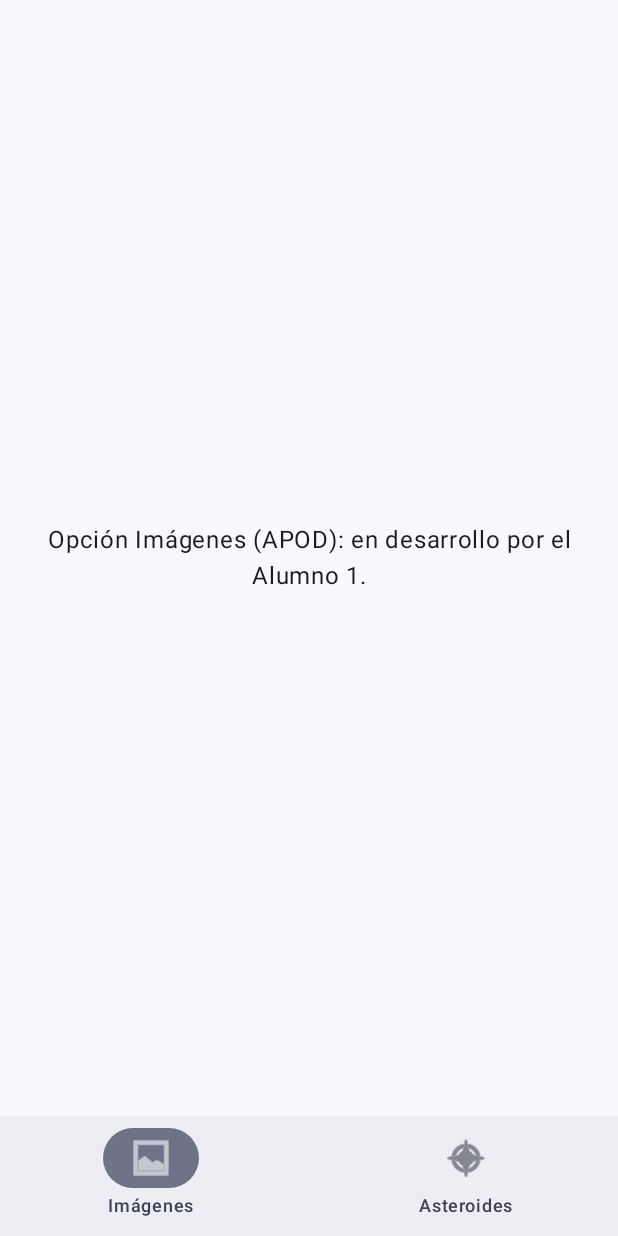
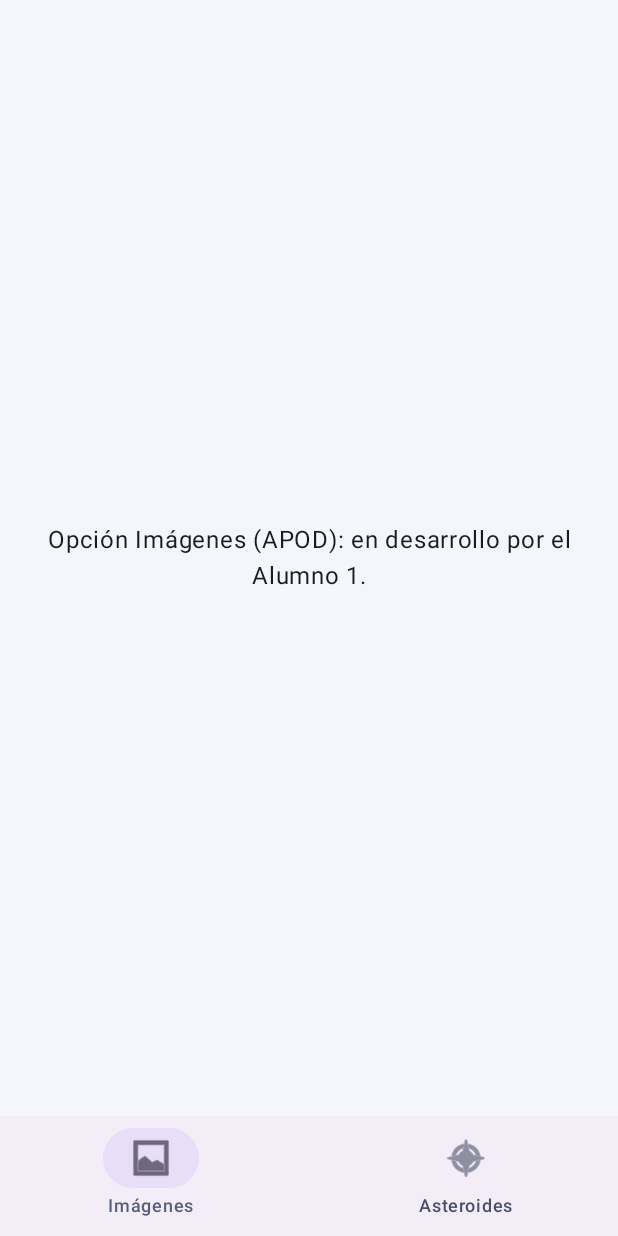
Before and after one commit to 24200003-hub/24200003_Brice-o-24200034_Marin, an Android app built with Jetpack Compose: the screen it shows after launch (MainActivity), on a phone screen of 412 x 824 dp. Run offline under Robolectric (Android 15) with nearby library versions, the phone set to English and light mode, and no system bars.

Commit message:
Agrega tema espacial propio
Paleta azul noche con acento naranja; se desactiva el color dinámico para mantener la identidad de la app.

```diff
--- a/app/src/main/java/com/esan/diarioespacial/ui/theme/Color.kt
+++ b/app/src/main/java/com/esan/diarioespacial/ui/theme/Color.kt
@@ -2,10 +2,36 @@ package com.esan.diarioespacial.ui.theme
 
 import androidx.compose.ui.graphics.Color
 
-val Purple80 = Color(0xFFD0BCFF)
-val PurpleGrey80 = Color(0xFFCCC2DC)
-val Pink80 = Color(0xFFEFB8C8)
+// Paleta "espacial": azul noche de fondo, azul estelar como color principal y
+// naranja (roca incandescente) como acento.
 
-val Purple40 = Color(0xFF6650a4)
-val PurpleGrey40 = Color(0xFF625b71)
-val Pink40 = Color(0xFF7D5260)
+// Tema oscuro
+val NightBackground = Color(0xFF0B1020)
+val NightSurface = Color(0xFF111831)
+val NightSurfaceHigh = Color(0xFF1A2342)
+val NightSurfaceHighest = Color(0xFF222C50)
+val StarBlue = Color(0xFF9DB4FF)
+val StarBlueDeep = Color(0xFF0E1E57)
+val StarBlueContainer = Color(0xFF2A3B7A)
+val StarBlueOnContainer = Color(0xFFDCE3FF)
+val NebulaGrey = Color(0xFFB8C3E6)
+val MeteorOrange = Color(0xFFFFB77C)
+val MeteorOrangeDeep = Color(0xFF4A2800)
+val TextOnNight = Color(0xFFE4E8F5)
+val TextOnNightMuted = Color(0xFFA9B2CC)
+val OutlineNight = Color(0xFF3A4566)
+val DangerLight = Color(0xFFFF8A80)
+val DangerContainerDark = Color(0xFF5C1A1A)
+val OnDangerContainerDark = Color(0xFFFFDAD6)
+
+// Tema claro
+val DayBackground = Color(0xFFF4F6FC)
+val DaySurfaceHigh = Color(0xFFE6EAF6)
+val DaySurfaceHighest = Color(0xFFDDE2F2)
+val CosmicBlue = Color(0xFF3949AB)
+val CosmicBlueContainer = Color(0xFFDCE1FF)
+val CosmicBlueOnContainer = Color(0xFF00105C)
+val SlateBlue = Color(0xFF575E79)
+val MeteorBrown = Color(0xFF8B4A00)
+val TextOnDay = Color(0xFF1A1C24)
+val TextOnDayMuted = Color(0xFF4A5068)
--- a/app/src/main/java/com/esan/diarioespacial/ui/theme/Theme.kt
+++ b/app/src/main/java/com/esan/diarioespacial/ui/theme/Theme.kt
@@ -1,57 +1,63 @@
 package com.esan.diarioespacial.ui.theme
 
-import android.app.Activity
-import android.os.Build
 import androidx.compose.foundation.isSystemInDarkTheme
 import androidx.compose.material3.MaterialTheme
 import androidx.compose.material3.darkColorScheme
-import androidx.compose.material3.dynamicDarkColorScheme
-import androidx.compose.material3.dynamicLightColorScheme
 import androidx.compose.material3.lightColorScheme
 import androidx.compose.runtime.Composable
-import androidx.compose.ui.platform.LocalContext
 
 private val DarkColorScheme = darkColorScheme(
-    primary = Purple80,
-    secondary = PurpleGrey80,
-    tertiary = Pink80
+    primary = StarBlue,
+    onPrimary = StarBlueDeep,
+    primaryContainer = StarBlueContainer,
+    onPrimaryContainer = StarBlueOnContainer,
+    secondary = NebulaGrey,
+    tertiary = MeteorOrange,
+    onTertiary = MeteorOrangeDeep,
+    background = NightBackground,
+    onBackground = TextOnNight,
+    surface = NightBackground,
+    onSurface = TextOnNight,
+    surfaceVariant = NightSurfaceHigh,
+    onSurfaceVariant = TextOnNightMuted,
+    // Los Card de Material 3 usan los "surfaceContainer" como fondo; se definen
+    // para que las tarjetas resalten sobre el fondo azul noche.
+    surfaceContainerLowest = NightBackground,
+    surfaceContainerLow = NightSurface,
+    surfaceContainer = NightSurface,
+    surfaceContainerHigh = NightSurfaceHigh,
+    surfaceContainerHighest = NightSurfaceHighest,
+    outline = OutlineNight,
+    outlineVariant = OutlineNight,
+    error = DangerLight,
+    errorContainer = DangerContainerDark,
+    onErrorContainer = OnDangerContainerDark
 )
 
 private val LightColorScheme = lightColorScheme(
-    primary = Purple40,
-    secondary = PurpleGrey40,
-    tertiary = Pink40
-
-    /* Other default colors to override
-    background = Color(0xFFFFFBFE),
-    surface = Color(0xFFFFFBFE),
-    onPrimary = Color.White,
-    onSecondary = Color.White,
-    onTertiary = Color.White,
-    onBackground = Color(0xFF1C1B1F),
-    onSurface = Color(0xFF1C1B1F),
-    */
+    primary = CosmicBlue,
+    primaryContainer = CosmicBlueContainer,
+    onPrimaryContainer = CosmicBlueOnContainer,
+    secondary = SlateBlue,
+    tertiary = MeteorBrown,
+    background = DayBackground,
+    onBackground = TextOnDay,
+    surface = DayBackground,
+    onSurface = TextOnDay,
+    onSurfaceVariant = TextOnDayMuted,
+    surfaceContainerHigh = DaySurfaceHigh,
+    surfaceContainerHighest = DaySurfaceHighest
 )
 
+// Sin "dynamic color": en Android 12+ la app tomaría los colores del fondo de
+// pantalla del usuario y perdería su identidad visual espacial.
 @Composable
 fun DiarioEspacialTheme(
     darkTheme: Boolean = isSystemInDarkTheme(),
-    // Dynamic color is available on Android 12+
-    dynamicColor: Boolean = true,
     content: @Composable () -> Unit
 ) {
-    val colorScheme = when {
-        dynamicColor && Build.VERSION.SDK_INT >= Build.VERSION_CODES.S -> {
-            val context = LocalContext.current
-            if (darkTheme) dynamicDarkColorScheme(context) else dynamicLightColorScheme(context)
-        }
-
-        darkTheme -> DarkColorScheme
-        else -> LightColorScheme
-    }
-
     MaterialTheme(
-        colorScheme = colorScheme,
+        colorScheme = if (darkTheme) DarkColorScheme else LightColorScheme,
         typography = Typography,
         content = content
     )
```
